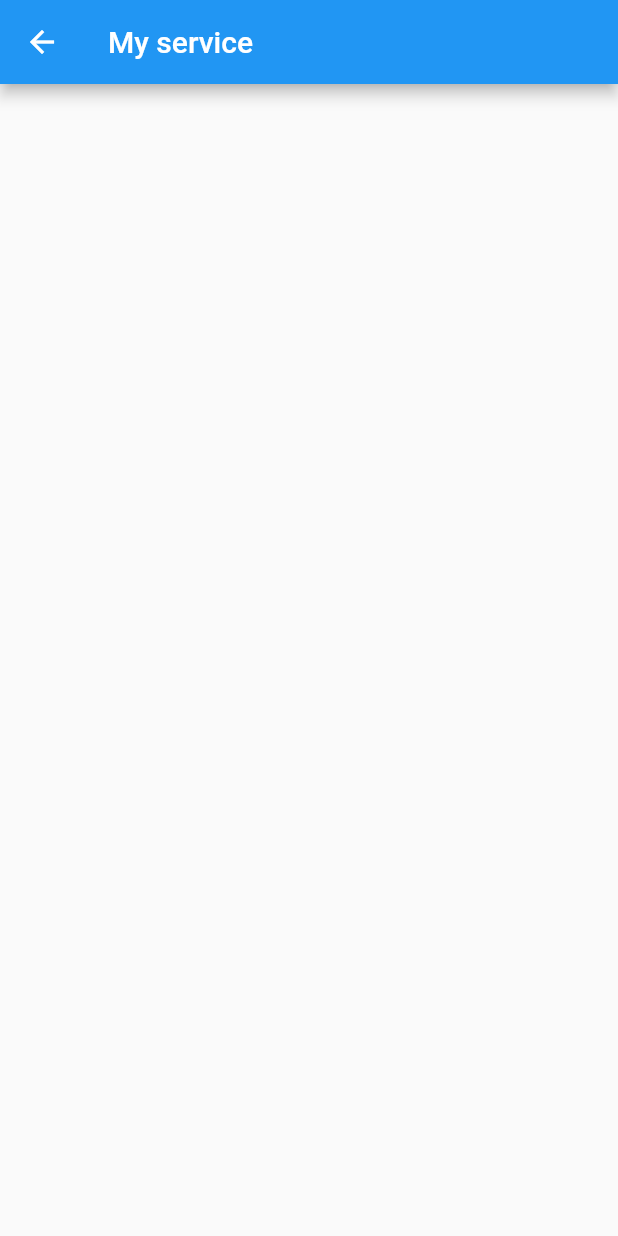
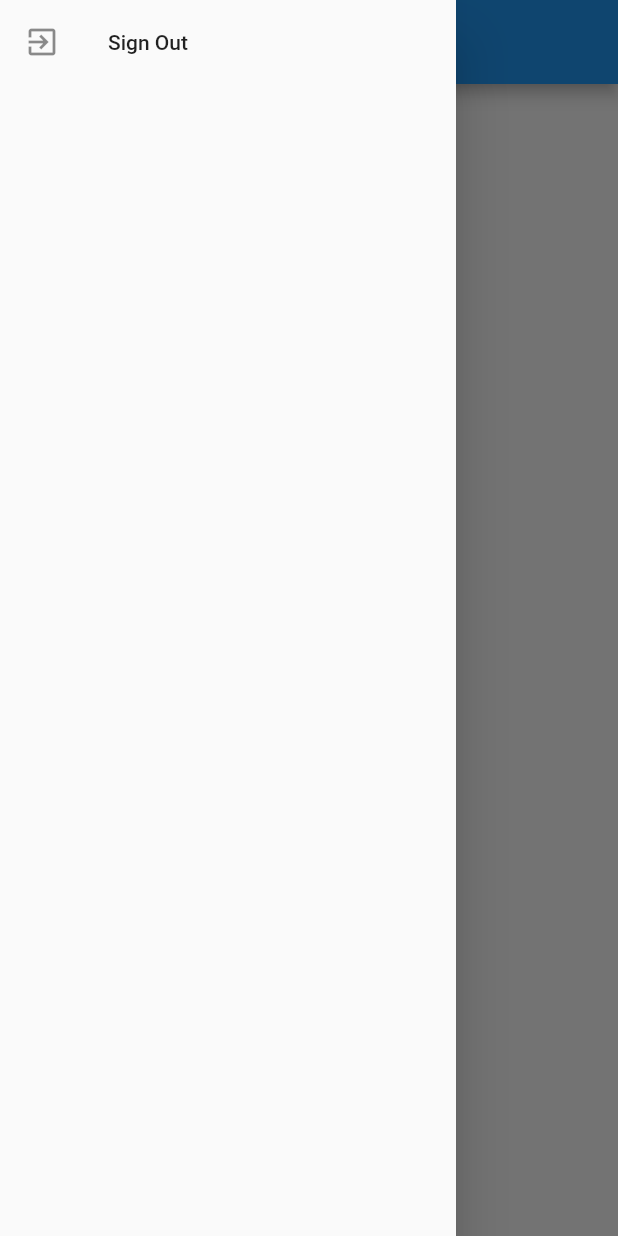
Before and after one commit to Boonrit12345/mooConstructor14march, a Flutter app: the MyService screen opened directly, with the side drawer open (before the commit the screen has no drawer), on a phone screen of 412 x 824 dp. Run offline on Flutter 3.47's test engine with Material 2 defaults, Android fonts, the phone set to English and light mode, and no system bars; our stand-ins replace cloud_firestore, firebase_auth, firebase_storage, google_fonts, image_picker; accounts and stored records are empty.

Commit message:
Sign out OK

```diff
--- a/lib/widget/my_service.dart
+++ b/lib/widget/my_service.dart
@@ -1,4 +1,6 @@
+import 'package:firebase_auth/firebase_auth.dart';
 import 'package:flutter/material.dart';
+import 'package:mooconstructor14march/widget/authen.dart';
 
 class MyService extends StatefulWidget {
   @override
@@ -6,9 +8,39 @@
 }
 
 class _MyServiceState extends State<MyService> {
+// Field
+
+// Method
+  Widget menuSignOut() {
+    return ListTile(
+      onTap: () => processSignOut(),
+      title: Text('Sign Out'),
+      leading: Icon(Icons.exit_to_app),
+    );
+  }
+
+  Future<void> processSignOut() async {
+    FirebaseAuth auth = FirebaseAuth.instance;
+    await auth.signOut().then((value) {
+      MaterialPageRoute route = MaterialPageRoute(builder: (value) => Authen());
+      Navigator.of(context).pushAndRemoveUntil(route, (route)=> false);
+    });
+  }
+
+  Widget showDrawer() {
+    return Drawer(
+      child: ListView(
+        children: <Widget>[
+          menuSignOut(),
+        ],
+      ),
+    );
+  }
+
   @override
   Widget build(BuildContext context) {
     return Scaffold(
+      drawer: showDrawer(),
       appBar: AppBar(
         title: Text('My service'),
       ),
```
Also changed, not shown: lib/widget/authen.dart (+35 -2 lines).
